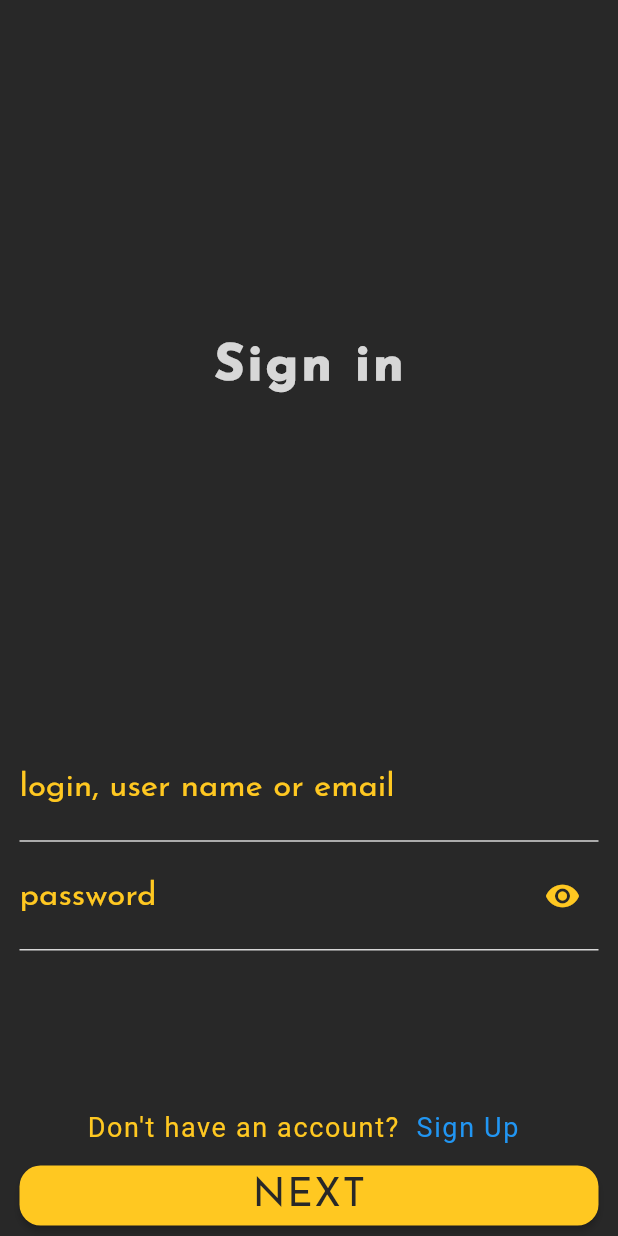
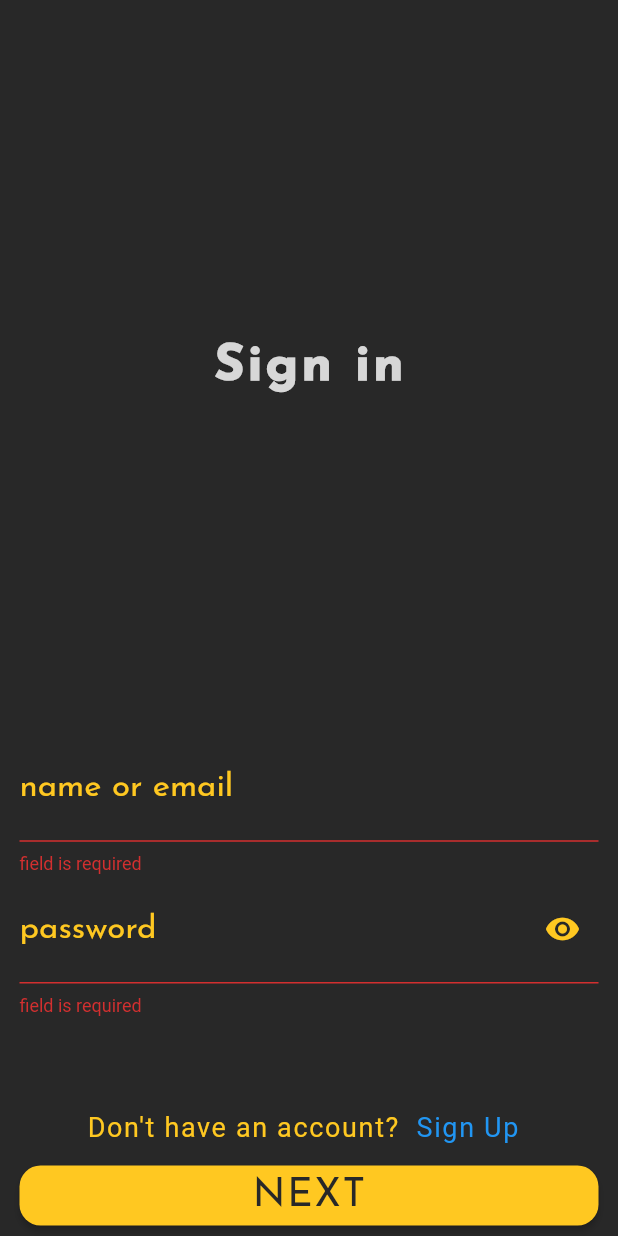
Before and after one commit to DavidBeppiev/PhT-test-task, a Flutter app: the screen it shows after launch, after a tap on "NEXT", on a phone screen of 412 x 824 dp. Run offline on Flutter 3.47's test engine with Material 2 defaults, Android fonts, the phone set to English and light mode, and no system bars; our stand-ins replace bloc, flutter_bloc, hive, hive_flutter; missing offline and left inert: material_dialogs; accounts and stored records are empty.

Commit message:
=== NEW === 1) create user_model.dart for store users 2) add the validation on form

```diff
--- a/lib/data/constants/my_strings.dart
+++ b/lib/data/constants/my_strings.dart
@@ -5,7 +5,7 @@ abstract class MyStrings {
   static const confirmToExitApp = 'Do you really want out of the app?';
 
   static const signIn = 'Sign in';
-  static const loginNameEmail = 'login, user name or email';
+  static const loginNameEmail = 'name or email';
   static const password = 'password';
   static const next = 'next';
   static const dontHaveAcc = 'Don\'t have an account?';
@@ -13,5 +13,6 @@ abstract class MyStrings {
 
   static const email = 'email';
   static const name = 'name';
-  static const login = 'login';
+
+  static const requiredField = 'field is required';
 }
--- a/lib/main.dart
+++ b/lib/main.dart
@@ -1,21 +1,25 @@
+import 'package:fhysical_transformation/data/models/user_model.dart';
 import 'package:fhysical_transformation/ui/pages/login_page.dart';
 import 'package:fhysical_transformation/data/constants/my_colors.dart';
 import 'package:flutter/material.dart';
 
-void main() {
+import 'package:hive/hive.dart';
+import 'package:hive_flutter/hive_flutter.dart';
+
+void main() async {
+  await Hive.initFlutter();
+  Hive.registerAdapter(UserAdapter());
   runApp(const MyApp());
 }
 
 class MyApp extends StatelessWidget {
-  const MyApp({super.key});
+  const MyApp({Key? key}) : super(key: key);
 
   @override
   Widget build(BuildContext context) {
     return MaterialApp(
       debugShowCheckedModeBanner: false,
-      theme: ThemeData(
-        scaffoldBackgroundColor: MyColors.sharkColor
-      ),
+      theme: ThemeData(scaffoldBackgroundColor: MyColors.sharkColor),
       home: LoginPage(),
     );
   }
--- a/lib/ui/pages/login_page.dart
+++ b/lib/ui/pages/login_page.dart
@@ -12,6 +12,8 @@ class LoginPage extends StatelessWidget {
   TextEditingController loginController = TextEditingController();
   TextEditingController passwordController = TextEditingController();
 
+  final _formKey = GlobalKey<FormState>();
+
   @override
   Widget build(BuildContext context) {
     return GestureDetector(
@@ -23,6 +25,8 @@ class LoginPage extends StatelessWidget {
         },
         child: Scaffold(
           body: SafeArea(
+            child: Form(
+              key: _formKey,
               child: Column(
                 children: [
                   const Expanded(
@@ -64,7 +68,7 @@ class LoginPage extends StatelessWidget {
                           ),
                           const SizedBox(height: 7.0,),
                           CustomDefaultButton(
-                          onPressed: () {},
+                            onPressed: () => auth(context),
                             text: MyStrings.next,
                           ),
                         ],
@@ -74,6 +78,15 @@ class LoginPage extends StatelessWidget {
             ),
           ),
         ),
+      ),
+    );
+  }
+
+  void auth(BuildContext context) {
+    if (_formKey.currentState!.validate()) {
+      ScaffoldMessenger.of(context).showSnackBar(
+        const SnackBar(content: Text('its OK')),
       );
     }
   }
+}
--- a/lib/ui/widgets/custom widgets/custom_default_button.dart
+++ b/lib/ui/widgets/custom widgets/custom_default_button.dart
@@ -24,7 +24,7 @@ class CustomDefaultButton extends StatelessWidget {
             ),
           ),
           onPressed: onPressed,
-          child: Text(text.toUpperCase(), style: MyStyles.tsCSharkFS26, )),
+          child: Text(text.toUpperCase(), style: MyStyles.tsCSharkFS26,)),
     );
   }
 }
--- a/lib/ui/widgets/text_form_field_widget.dart
+++ b/lib/ui/widgets/text_form_field_widget.dart
@@ -1,5 +1,6 @@
 import 'package:fhysical_transformation/bloc/cubit/show%20hide%20password/show_hide_password_cubit.dart';
 import 'package:fhysical_transformation/data/constants/my_colors.dart';
+import 'package:fhysical_transformation/data/constants/my_strings.dart';
 import 'package:fhysical_transformation/data/constants/my_styles.dart';
 import 'package:flutter/material.dart';
 import 'package:flutter_bloc/flutter_bloc.dart';
@@ -22,6 +23,11 @@ class TextFormWidget extends StatelessWidget {
           return BlocBuilder<ShowHidePasswordCubit, bool>(
             builder: (context, isHideState) {
               return TextFormField(
+                validator: (value) {
+                  if (value == null || value.isEmpty) {
+                    return MyStrings.requiredField;
+                  }
+                },
                 decoration: InputDecoration(
                     suffixIcon: isPassword
                         ? IconButton(
```
Also changed, not shown: lib/data/models/user_model.dart (+17 -0 lines), lib/ui/pages/registration_page.dart (+13 -10 lines), pubspec.yaml (+4 -3 lines), lib/data/models/user_model.g.dart (added), pubspec.lock. Lines whose indentation alone changed are shown as unchanged.
